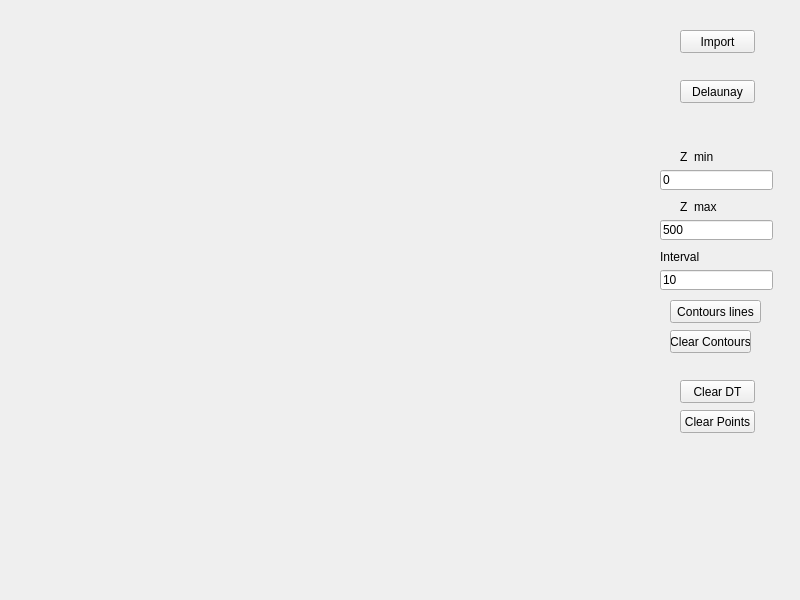
First picture: the form in U3_frommeltova_hnilicova/DTM/widget.ui, repository Lucul1/ADKI, before the edit.
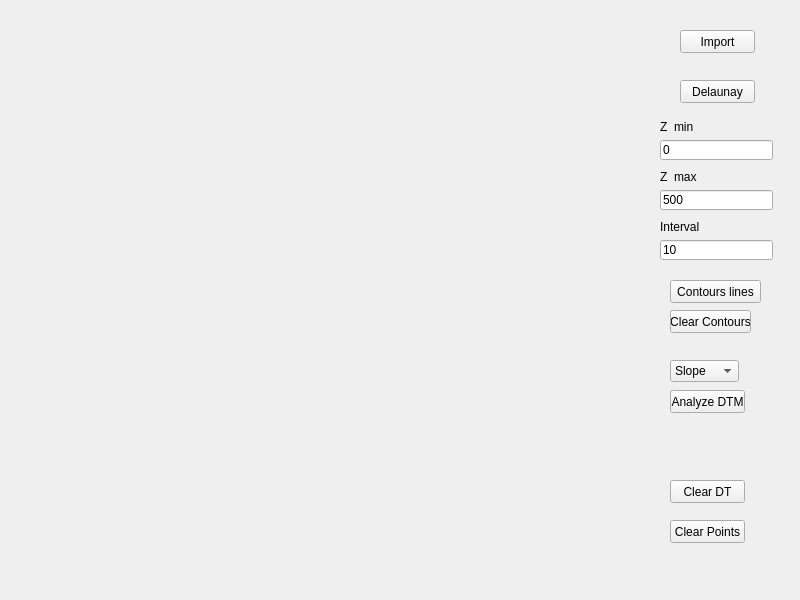
Second picture: the form after the edit. Custom widgets are drawn as their Qt base class.

Commit message: U3_slope and aspect

```diff
--- a/U3_frommeltova_hnilicova/DTM/widget.ui
+++ b/U3_frommeltova_hnilicova/DTM/widget.ui
@@ -52,8 +52,8 @@
   <widget class="QPushButton" name="Clear">
    <property name="geometry">
     <rect>
-     <x>680</x>
-     <y>410</y>
+     <x>670</x>
+     <y>520</y>
      <width>75</width>
      <height>23</height>
     </rect>
@@ -65,8 +65,8 @@
   <widget class="QPushButton" name="Clear_DT">
    <property name="geometry">
     <rect>
-     <x>680</x>
-     <y>380</y>
+     <x>670</x>
+     <y>480</y>
      <width>75</width>
      <height>23</height>
     </rect>
@@ -79,7 +79,7 @@
    <property name="geometry">
     <rect>
      <x>670</x>
-     <y>300</y>
+     <y>280</y>
      <width>91</width>
      <height>23</height>
     </rect>
@@ -92,7 +92,7 @@
    <property name="geometry">
     <rect>
      <x>660</x>
-     <y>170</y>
+     <y>140</y>
      <width>113</width>
      <height>20</height>
     </rect>
@@ -104,8 +104,8 @@
   <widget class="QLabel" name="label">
    <property name="geometry">
     <rect>
-     <x>680</x>
-     <y>150</y>
+     <x>660</x>
+     <y>120</y>
      <width>47</width>
      <height>13</height>
     </rect>
@@ -117,8 +117,8 @@
   <widget class="QLabel" name="label_2">
    <property name="geometry">
     <rect>
-     <x>680</x>
-     <y>200</y>
+     <x>660</x>
+     <y>170</y>
      <width>47</width>
      <height>13</height>
     </rect>
@@ -131,7 +131,7 @@
    <property name="geometry">
     <rect>
      <x>660</x>
-     <y>220</y>
+     <y>190</y>
      <width>113</width>
      <height>20</height>
     </rect>
@@ -144,7 +144,7 @@
    <property name="geometry">
     <rect>
      <x>660</x>
-     <y>250</y>
+     <y>220</y>
      <width>47</width>
      <height>13</height>
     </rect>
@@ -157,7 +157,7 @@
    <property name="geometry">
     <rect>
      <x>660</x>
-     <y>270</y>
+     <y>240</y>
      <width>113</width>
      <height>20</height>
     </rect>
@@ -170,7 +170,7 @@
    <property name="geometry">
     <rect>
      <x>670</x>
-     <y>330</y>
+     <y>310</y>
      <width>81</width>
      <height>23</height>
     </rect>
@@ -179,6 +179,39 @@
     <string>Clear Contours</string>
    </property>
   </widget>
+  <widget class="QPushButton" name="pushButton">
+   <property name="geometry">
+    <rect>
+     <x>670</x>
+     <y>390</y>
+     <width>75</width>
+     <height>23</height>
+    </rect>
+   </property>
+   <property name="text">
+    <string>Analyze DTM</string>
+   </property>
+  </widget>
+  <widget class="QComboBox" name="comboBox">
+   <property name="geometry">
+    <rect>
+     <x>670</x>
+     <y>360</y>
+     <width>69</width>
+     <height>22</height>
+    </rect>
+   </property>
+   <item>
+    <property name="text">
+     <string>Slope</string>
+    </property>
+   </item>
+   <item>
+    <property name="text">
+     <string>Aspekt</string>
+    </property>
+   </item>
+  </widget>
  </widget>
  <customwidgets>
   <customwidget>
```
The commit also changes 8 other files.
